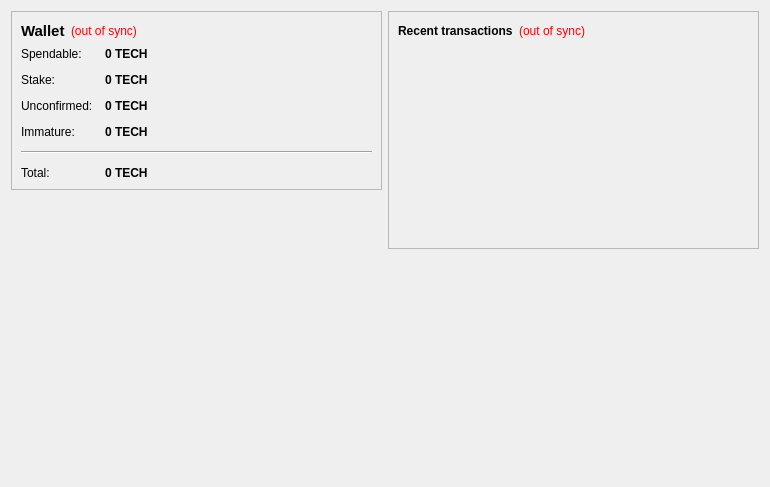
Old version of the form src/qt/forms/overviewpage.ui in the repository techcoincommunity/techcoin.
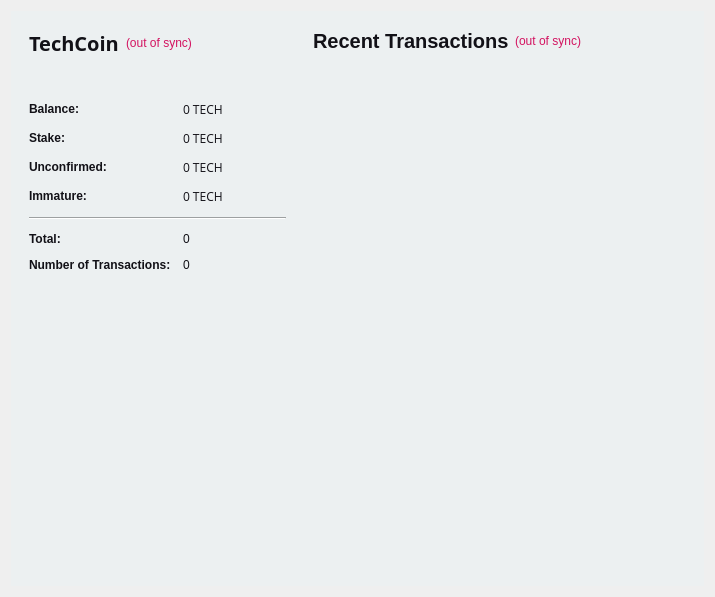
New version of the form. Icons and pictures are not drawn.

```diff
--- a/src/qt/forms/overviewpage.ui
+++ b/src/qt/forms/overviewpage.ui
@@ -6,38 +6,212 @@
    <rect>
     <x>0</x>
     <y>0</y>
-    <width>770</width>
-    <height>487</height>
+    <width>575</width>
+    <height>499</height>
    </rect>
   </property>
+  <property name="sizePolicy">
+   <sizepolicy hsizetype="Minimum" vsizetype="Preferred">
+    <horstretch>0</horstretch>
+    <verstretch>0</verstretch>
+   </sizepolicy>
+  </property>
+  <property name="maximumSize">
+   <size>
+    <width>575</width>
+    <height>16777215</height>
+   </size>
+  </property>
   <property name="windowTitle">
    <string>Form</string>
   </property>
-  <layout class="QHBoxLayout" name="horizontalLayout" stretch="1,1">
+  <property name="styleSheet">
+   <string notr="true">color:#000000;
+font-family:'Open Sans,sans-serif';</string>
+  </property>
+  <layout class="QGridLayout" name="gridLayout_2">
+   <property name="sizeConstraint">
+    <enum>QLayout::SetFixedSize</enum>
+   </property>
+   <property name="leftMargin">
+    <number>11</number>
+   </property>
+   <property name="horizontalSpacing">
+    <number>0</number>
+   </property>
+   <item row="1" column="1">
+    <layout class="QVBoxLayout" name="verticalLayout_3">
+     <property name="spacing">
+      <number>7</number>
+     </property>
    <item>
+      <widget class="QFrame" name="frame_2">
+       <property name="sizePolicy">
+        <sizepolicy hsizetype="Fixed" vsizetype="Preferred">
+         <horstretch>0</horstretch>
+         <verstretch>0</verstretch>
+        </sizepolicy>
+       </property>
+       <property name="minimumSize">
+        <size>
+         <width>400</width>
+         <height>0</height>
+        </size>
+       </property>
+       <property name="maximumSize">
+        <size>
+         <width>450</width>
+         <height>16777215</height>
+        </size>
+       </property>
+       <property name="styleSheet">
+        <string notr="true">background-color:#ecf0f1;</string>
+       </property>
+       <layout class="QVBoxLayout" name="verticalLayout">
+        <property name="leftMargin">
+         <number>0</number>
+        </property>
+        <item>
+         <widget class="QFrame" name="">
+          <property name="styleSheet">
+           <string notr="true">background-color:#ecf0f1;</string>
+          </property>
+          <layout class="QHBoxLayout" name="horizontalLayout_2">
+           <item>
+            <widget class="QLabel" name="label_4">
+             <property name="text">
+              <string>&lt;html&gt;&lt;head/&gt;&lt;body&gt;&lt;p&gt;&lt;span style=&quot; font-size:20px; font-weight:600; color:#121117;&quot;&gt;Recent Transactions&lt;/span&gt;&lt;/p&gt;&lt;/body&gt;&lt;/html&gt;</string>
+             </property>
+            </widget>
+           </item>
+           <item>
+            <widget class="QLabel" name="labelTransactionsStatus">
+             <property name="toolTip">
+              <string>The displayed information may be out of date. TechCoin automatically synchronizes with the network after a connection is established, but this process has not completed yet.</string>
+             </property>
+             <property name="styleSheet">
+              <string notr="true">QLabel { color: red; }</string>
+             </property>
+             <property name="text">
+              <string notr="true">&lt;html&gt;&lt;head/&gt;&lt;body&gt;&lt;p&gt;&lt;span style=&quot; color:#d31360;&quot;&gt;(out of sync)&lt;/span&gt;&lt;/p&gt;&lt;/body&gt;&lt;/html&gt;</string>
+             </property>
+             <property name="alignment">
+              <set>Qt::AlignRight|Qt::AlignTrailing|Qt::AlignVCenter</set>
+             </property>
+            </widget>
+           </item>
+           <item>
+            <spacer name="horizontalSpacer">
+             <property name="orientation">
+              <enum>Qt::Horizontal</enum>
+             </property>
+             <property name="sizeHint" stdset="0">
+              <size>
+               <width>40</width>
+               <height>20</height>
+              </size>
+             </property>
+            </spacer>
+           </item>
+          </layout>
+         </widget>
+        </item>
+        <item>
+         <spacer name="verticalSpacer_6">
+          <property name="orientation">
+           <enum>Qt::Vertical</enum>
+          </property>
+          <property name="sizeType">
+           <enum>QSizePolicy::Maximum</enum>
+          </property>
+          <property name="sizeHint" stdset="0">
+           <size>
+            <width>20</width>
+            <height>13</height>
+           </size>
+          </property>
+         </spacer>
+        </item>
+        <item>
+         <widget class="QListView" name="listTransactions">
+          <property name="sizePolicy">
+           <sizepolicy hsizetype="Fixed" vsizetype="Expanding">
+            <horstretch>0</horstretch>
+            <verstretch>0</verstretch>
+           </sizepolicy>
+          </property>
+          <property name="maximumSize">
+           <size>
+            <width>400</width>
+            <height>16777215</height>
+           </size>
+          </property>
+          <property name="styleSheet">
+           <string notr="true">QListView { background: transparent;font-size:12px;  background-color:#ecf0f1;}</string>
+          </property>
+          <property name="frameShape">
+           <enum>QFrame::NoFrame</enum>
+          </property>
+          <property name="verticalScrollBarPolicy">
+           <enum>Qt::ScrollBarAlwaysOff</enum>
+          </property>
+          <property name="horizontalScrollBarPolicy">
+           <enum>Qt::ScrollBarAlwaysOff</enum>
+          </property>
+          <property name="selectionMode">
+           <enum>QAbstractItemView::NoSelection</enum>
+          </property>
+         </widget>
+        </item>
+       </layout>
+      </widget>
+     </item>
+    </layout>
+   </item>
+   <item row="1" column="0">
     <layout class="QVBoxLayout" name="verticalLayout_2">
+     <property name="spacing">
+      <number>1</number>
+     </property>
      <item>
       <widget class="QFrame" name="frame">
-       <property name="frameShape">
-        <enum>QFrame::StyledPanel</enum>
+       <property name="sizePolicy">
+        <sizepolicy hsizetype="Fixed" vsizetype="Preferred">
+         <horstretch>0</horstretch>
+         <verstretch>0</verstretch>
+        </sizepolicy>
        </property>
-       <property name="frameShadow">
-        <enum>QFrame::Raised</enum>
+       <property name="maximumSize">
+        <size>
+         <width>350</width>
+         <height>16777215</height>
+        </size>
+       </property>
+       <property name="styleSheet">
+        <string notr="true">background-color:#ecf0f1;</string>
        </property>
        <layout class="QVBoxLayout" name="verticalLayout_4">
         <item>
+         <widget class="QFrame" name="">
+          <property name="styleSheet">
+           <string notr="true">background-color:#ecf0f1;</string>
+          </property>
          <layout class="QHBoxLayout" name="horizontalLayout_4">
+           <property name="spacing">
+            <number>7</number>
+           </property>
           <item>
            <widget class="QLabel" name="label_5">
             <property name="font">
              <font>
-              <pointsize>11</pointsize>
-              <weight>75</weight>
-              <bold>true</bold>
-             </font>
-            </property>
+               <family>Open Sans,sans-serif</family>
+              </font>
+             </property>
+             <property name="styleSheet">
+              <string notr="true">color:#121117;</string>
+             </property>
             <property name="text">
-             <string>Wallet</string>
+              <string>&lt;html&gt;&lt;head/&gt;&lt;body&gt;&lt;p&gt;&lt;span style=&quot; font-size:20px; font-weight:600; color:#121117;&quot;&gt;TechCoin&lt;/span&gt;&lt;/p&gt;&lt;/body&gt;&lt;/html&gt;</string>
             </property>
            </widget>
           </item>
@@ -50,7 +224,7 @@
              <string notr="true">QLabel { color: red; }</string>
             </property>
             <property name="text">
-             <string notr="true">(out of sync)</string>
+              <string notr="true">&lt;html&gt;&lt;head/&gt;&lt;body&gt;&lt;p&gt;&lt;span style=&quot; color:#d31360;&quot;&gt;(out of sync)&lt;/span&gt;&lt;/p&gt;&lt;/body&gt;&lt;/html&gt;</string>
             </property>
             <property name="alignment">
              <set>Qt::AlignLeading|Qt::AlignLeft|Qt::AlignVCenter</set>
@@ -71,8 +245,35 @@
            </spacer>
           </item>
          </layout>
+         </widget>
         </item>
         <item>
+         <spacer name="verticalSpacer_5">
+          <property name="orientation">
+           <enum>Qt::Vertical</enum>
+          </property>
+          <property name="sizeType">
+           <enum>QSizePolicy::Maximum</enum>
+          </property>
+          <property name="sizeHint" stdset="0">
+           <size>
+            <width>20</width>
+            <height>20</height>
+           </size>
+          </property>
+         </spacer>
+        </item>
+        <item>
+         <widget class="QFrame" name="">
+          <property name="styleSheet">
+           <string notr="true">background-color:#ecf0f1;</string>
+          </property>
+          <property name="frameShape">
+           <enum>QFrame::NoFrame</enum>
+          </property>
+          <property name="frameShadow">
+           <enum>QFrame::Sunken</enum>
+          </property>
          <layout class="QFormLayout" name="formLayout_2">
           <property name="fieldGrowthPolicy">
            <enum>QFormLayout::AllNonFixedFieldsGrow</enum>
@@ -86,7 +287,7 @@
           <item row="0" column="0">
            <widget class="QLabel" name="label">
             <property name="text">
-             <string>Spendable:</string>
+              <string>&lt;html&gt;&lt;head/&gt;&lt;body&gt;&lt;p&gt;&lt;span style=&quot; font-weight:600; color:#121117;&quot;&gt;Balance:&lt;/span&gt;&lt;/p&gt;&lt;/body&gt;&lt;/html&gt;</string>
             </property>
            </widget>
           </item>
@@ -94,18 +295,20 @@
            <widget class="QLabel" name="labelBalance">
             <property name="font">
              <font>
-              <weight>75</weight>
-              <bold>true</bold>
+               <family>Open Sans,sans-serif</family>
              </font>
             </property>
             <property name="cursor">
              <cursorShape>IBeamCursor</cursorShape>
             </property>
             <property name="toolTip">
-             <string>Your current spendable balance</string>
+              <string>Your current balance</string>
+             </property>
+             <property name="styleSheet">
+              <string notr="true">color:#121117;</string>
             </property>
             <property name="text">
-             <string notr="true">0 TECH</string>
+              <string notr="true">&lt;html&gt;&lt;head/&gt;&lt;body&gt;&lt;p&gt;&lt;span style=&quot; color:#121117;&quot;&gt;0 TECH&lt;/span&gt;&lt;/p&gt;&lt;/body&gt;&lt;/html&gt;</string>
             </property>
             <property name="textInteractionFlags">
              <set>Qt::LinksAccessibleByMouse|Qt::TextSelectableByKeyboard|Qt::TextSelectableByMouse</set>
@@ -115,7 +318,7 @@
           <item row="1" column="0">
            <widget class="QLabel" name="label_6">
             <property name="text">
-             <string>Stake:</string>
+              <string>&lt;html&gt;&lt;head/&gt;&lt;body&gt;&lt;p&gt;&lt;span style=&quot; font-weight:600; color:#121117;&quot;&gt;Stake:&lt;/span&gt;&lt;/p&gt;&lt;/body&gt;&lt;/html&gt;</string>
             </property>
            </widget>
           </item>
@@ -123,8 +326,7 @@
            <widget class="QLabel" name="labelStake">
             <property name="font">
              <font>
-              <weight>75</weight>
-              <bold>true</bold>
+               <family>Open Sans,sans-serif</family>
              </font>
             </property>
             <property name="cursor">
@@ -133,8 +335,11 @@
             <property name="toolTip">
              <string>Total of coins that was staked, and do not yet count toward the current balance</string>
             </property>
+             <property name="styleSheet">
+              <string notr="true">color:#121117;</string>
+             </property>
             <property name="text">
-             <string notr="true">0 TECH</string>
+              <string notr="true">&lt;html&gt;&lt;head/&gt;&lt;body&gt;&lt;p&gt;&lt;span style=&quot; color:#121117;&quot;&gt;0 TECH&lt;/span&gt;&lt;/p&gt;&lt;/body&gt;&lt;/html&gt;</string>
             </property>
             <property name="textInteractionFlags">
              <set>Qt::LinksAccessibleByMouse|Qt::TextSelectableByKeyboard|Qt::TextSelectableByMouse</set>
@@ -144,7 +349,7 @@
           <item row="2" column="0">
            <widget class="QLabel" name="label_3">
             <property name="text">
-             <string>Unconfirmed:</string>
+              <string>&lt;html&gt;&lt;head/&gt;&lt;body&gt;&lt;p&gt;&lt;span style=&quot; font-weight:600; color:#121117;&quot;&gt;Unconfirmed:&lt;/span&gt;&lt;/p&gt;&lt;/body&gt;&lt;/html&gt;</string>
             </property>
            </widget>
           </item>
@@ -152,8 +357,7 @@
            <widget class="QLabel" name="labelUnconfirmed">
             <property name="font">
              <font>
-              <weight>75</weight>
-              <bold>true</bold>
+               <family>Open Sans,sans-serif</family>
              </font>
             </property>
             <property name="cursor">
@@ -162,8 +366,11 @@
             <property name="toolTip">
              <string>Total of transactions that have yet to be confirmed, and do not yet count toward the current balance</string>
             </property>
+             <property name="styleSheet">
+              <string notr="true">color:#121117;</string>
+             </property>
             <property name="text">
-             <string notr="true">0 TECH</string>
+              <string notr="true">&lt;html&gt;&lt;head/&gt;&lt;body&gt;&lt;p&gt;&lt;span style=&quot; color:#121117;&quot;&gt;0 TECH&lt;/span&gt;&lt;/p&gt;&lt;/body&gt;&lt;/html&gt;</string>
             </property>
             <property name="textInteractionFlags">
              <set>Qt::LinksAccessibleByMouse|Qt::TextSelectableByKeyboard|Qt::TextSelectableByMouse</set>
@@ -173,7 +380,7 @@
           <item row="3" column="0">
            <widget class="QLabel" name="labelImmatureText">
             <property name="text">
-             <string>Immature:</string>
+              <string>&lt;html&gt;&lt;head/&gt;&lt;body&gt;&lt;p&gt;&lt;span style=&quot; font-weight:600; color:#121117;&quot;&gt;Immature:&lt;/span&gt;&lt;/p&gt;&lt;/body&gt;&lt;/html&gt;</string>
             </property>
            </widget>
           </item>
@@ -181,15 +388,17 @@
            <widget class="QLabel" name="labelImmature">
             <property name="font">
              <font>
-              <weight>75</weight>
-              <bold>true</bold>
+               <family>Open Sans,sans-serif</family>
              </font>
             </property>
             <property name="toolTip">
              <string>Mined balance that has not yet matured</string>
             </property>
+             <property name="styleSheet">
+              <string notr="true">color:#121117;</string>
+             </property>
             <property name="text">
-             <string notr="true">0 TECH</string>
+              <string notr="true">&lt;html&gt;&lt;head/&gt;&lt;body&gt;&lt;p&gt;&lt;span style=&quot; color:#121117;&quot;&gt;0 TECH&lt;/span&gt;&lt;/p&gt;&lt;/body&gt;&lt;/html&gt;</string>
             </property>
             <property name="textInteractionFlags">
              <set>Qt::LinksAccessibleByMouse|Qt::TextSelectableByKeyboard|Qt::TextSelectableByMouse</set>
@@ -198,6 +407,12 @@
           </item>
           <item row="4" column="0" colspan="2">
            <widget class="Line" name="line">
+             <property name="sizePolicy">
+              <sizepolicy hsizetype="Expanding" vsizetype="Fixed">
+               <horstretch>140</horstretch>
+               <verstretch>0</verstretch>
+              </sizepolicy>
+             </property>
             <property name="orientation">
              <enum>Qt::Horizontal</enum>
             </property>
@@ -206,138 +421,40 @@
           <item row="5" column="0">
            <widget class="QLabel" name="labelTotalText">
             <property name="text">
-             <string>Total:</string>
+              <string>&lt;html&gt;&lt;head/&gt;&lt;body&gt;&lt;p&gt;&lt;span style=&quot; font-weight:600; color:#121117;&quot;&gt;Total:&lt;/span&gt;&lt;/p&gt;&lt;/body&gt;&lt;/html&gt;</string>
             </property>
            </widget>
           </item>
           <item row="5" column="1">
            <widget class="QLabel" name="labelTotal">
-            <property name="font">
-             <font>
-              <weight>75</weight>
-              <bold>true</bold>
-             </font>
-            </property>
-            <property name="cursor">
-             <cursorShape>IBeamCursor</cursorShape>
-            </property>
             <property name="toolTip">
-             <string>Your current total balance</string>
+              <string>Total number of transactions in TechCoin</string>
+             </property>
+             <property name="styleSheet">
+              <string notr="true">color:#121117;</string>
             </property>
             <property name="text">
-             <string notr="true">0 TECH</string>
-            </property>
-            <property name="textInteractionFlags">
-             <set>Qt::LinksAccessibleByMouse|Qt::TextSelectableByKeyboard|Qt::TextSelectableByMouse</set>
-            </property>
-           </widget>
-          </item>
-         </layout>
-        </item>
-       </layout>
-      </widget>
-     </item>
-     <item>
-      <spacer name="verticalSpacer">
-       <property name="orientation">
-        <enum>Qt::Vertical</enum>
-       </property>
-       <property name="sizeHint" stdset="0">
-        <size>
-         <width>20</width>
-         <height>40</height>
-        </size>
-       </property>
-      </spacer>
-     </item>
-     <item>
+              <string notr="true">&lt;html&gt;&lt;head/&gt;&lt;body&gt;&lt;p&gt;&lt;span style=&quot; color:#121117;&quot;&gt;0&lt;/span&gt;&lt;/p&gt;&lt;/body&gt;&lt;/html&gt;</string>
+             </property>
+            </widget>
+           </item>
+           <item row="6" column="0">
       <widget class="QLabel" name="label_2">
-       <property name="autoFillBackground">
-        <bool>true</bool>
-       </property>
        <property name="text">
-        <string/>
-       </property>
-       <property name="pixmap">
-        <pixmap resource="../bitcoin.qrc">:/icons/techbg</pixmap>
-       </property>
-       <property name="scaledContents">
-        <bool>false</bool>
-       </property>
-       <property name="margin">
-        <number>0</number>
-       </property>
-      </widget>
-     </item>
-    </layout>
-   </item>
-   <item>
-    <layout class="QVBoxLayout" name="verticalLayout_3">
-     <item>
-      <widget class="QFrame" name="frame_2">
-       <property name="frameShape">
-        <enum>QFrame::StyledPanel</enum>
-       </property>
-       <property name="frameShadow">
-        <enum>QFrame::Raised</enum>
-       </property>
-       <layout class="QVBoxLayout" name="verticalLayout">
-        <item>
-         <layout class="QHBoxLayout" name="horizontalLayout_2">
-          <item>
-           <widget class="QLabel" name="label_4">
-            <property name="text">
-             <string>&lt;b&gt;Recent transactions&lt;/b&gt;</string>
-            </property>
-           </widget>
-          </item>
-          <item>
-           <widget class="QLabel" name="labelTransactionsStatus">
+              <string>&lt;html&gt;&lt;head/&gt;&lt;body&gt;&lt;p&gt;&lt;span style=&quot; font-weight:600; color:#121117;&quot;&gt;Number of Transactions:&lt;/span&gt;&lt;/p&gt;&lt;/body&gt;&lt;/html&gt;</string>
+             </property>
+            </widget>
+           </item>
+           <item row="6" column="1">
+            <widget class="QLabel" name="labelNumTransactions">
             <property name="toolTip">
              <string>The displayed information may be out of date. Your wallet automatically synchronizes with the Techcoin network after a connection is established, but this process has not completed yet.</string>
             </property>
             <property name="styleSheet">
-             <string notr="true">QLabel { color: red; }</string>
+              <string notr="true">color:#121117;</string>
             </property>
             <property name="text">
-             <string notr="true">(out of sync)</string>
-            </property>
-            <property name="alignment">
-             <set>Qt::AlignRight|Qt::AlignTrailing|Qt::AlignVCenter</set>
-            </property>
-           </widget>
-          </item>
-          <item>
-           <spacer name="horizontalSpacer">
-            <property name="orientation">
-             <enum>Qt::Horizontal</enum>
-            </property>
-            <property name="sizeHint" stdset="0">
-             <size>
-              <width>40</width>
-              <height>20</height>
-             </size>
-            </property>
-           </spacer>
-          </item>
-         </layout>
-        </item>
-        <item>
-         <widget class="QListView" name="listTransactions">
-          <property name="styleSheet">
-           <string notr="true">QListView { background: transparent; }</string>
-          </property>
-          <property name="frameShape">
-           <enum>QFrame::NoFrame</enum>
-          </property>
-          <property name="verticalScrollBarPolicy">
-           <enum>Qt::ScrollBarAlwaysOff</enum>
-          </property>
-          <property name="horizontalScrollBarPolicy">
-           <enum>Qt::ScrollBarAlwaysOff</enum>
-          </property>
-          <property name="selectionMode">
-           <enum>QAbstractItemView::NoSelection</enum>
+              <string notr="true">&lt;html&gt;&lt;head/&gt;&lt;body&gt;&lt;p&gt;&lt;span style=&quot; color:#121117;&quot;&gt;0&lt;/span&gt;&lt;/p&gt;&lt;/body&gt;&lt;/html&gt;</string>
           </property>
          </widget>
         </item>
@@ -352,10 +469,39 @@
        <property name="sizeHint" stdset="0">
         <size>
          <width>20</width>
-         <height>40</height>
+            <height>20</height>
         </size>
        </property>
       </spacer>
+        </item>
+        <item>
+         <widget class="QWidget" name="widget" native="true">
+          <property name="minimumSize">
+           <size>
+            <width>275</width>
+            <height>250</height>
+           </size>
+          </property>
+          <property name="styleSheet">
+           <string notr="true">image: url(:/images/wallet);</string>
+          </property>
+         </widget>
+        </item>
+        <item>
+         <spacer name="verticalSpacer">
+          <property name="orientation">
+           <enum>Qt::Vertical</enum>
+          </property>
+          <property name="sizeHint" stdset="0">
+           <size>
+            <width>20</width>
+            <height>20</height>
+           </size>
+          </property>
+         </spacer>
+        </item>
+       </layout>
+      </widget>
      </item>
     </layout>
    </item>
```
Left out of the diff: 6 changed lines with no effect on the pictures. Lines whose indentation alone changed are shown as unchanged.
